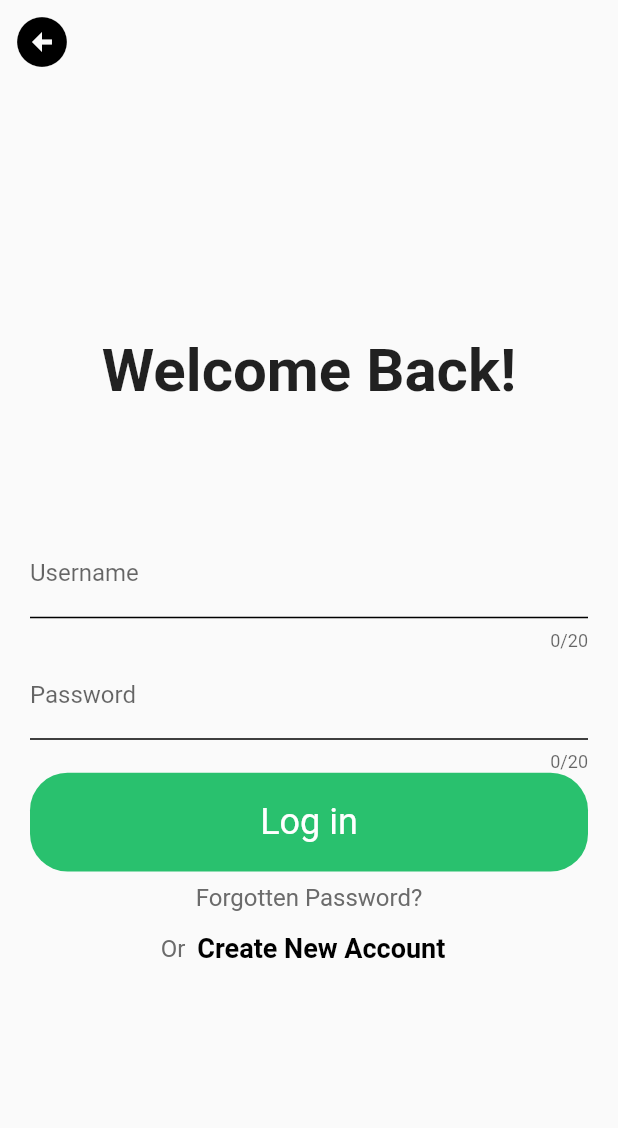
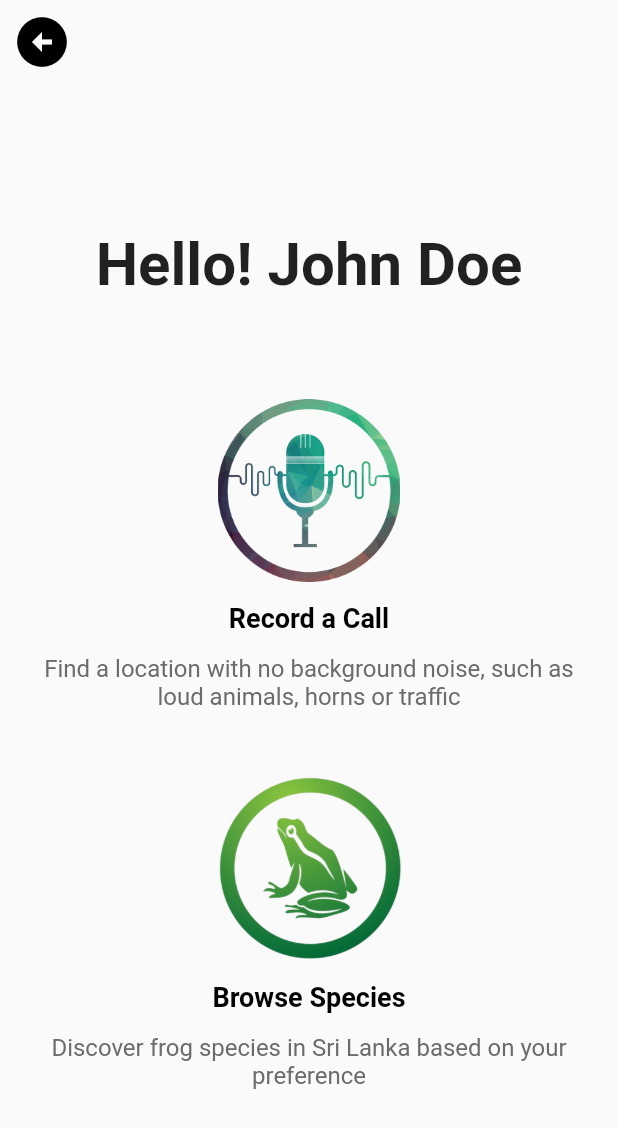
Before and after one commit to bruteForz/client_app, a Flutter app: the LoginScreenWidget screen opened directly, after a tap on "Log in", on a phone screen of 412 x 824 dp. Shown: the top 1128 px of the screen. Run offline on Flutter 3.47's test engine with Material 2 defaults, Android fonts, the phone set to English and light mode, and no system bars.

Commit message:
feat(frontend): :art: new features added
hello home screen added

```diff
--- /dev/null
+++ b/lib/views/helloHomeScreen.dart
@@ -0,0 +1,146 @@
+import 'package:client_app/Constants/fontSizes.dart';
+import 'package:client_app/views/loginScreen.dart';
+import 'package:client_app/views/signUpScreen.dart';
+import 'package:flutter/material.dart';
+import '../Constants/elementColors.dart';
+
+class HelloHomeScreen extends StatelessWidget {
+  const HelloHomeScreen({super.key});
+
+  @override
+  Widget build(BuildContext context) {
+    return HelloHomeScreenWidget();
+  }
+}
+
+class HelloHomeScreenWidget extends StatefulWidget {
+  const HelloHomeScreenWidget({super.key});
+
+  @override
+  State<HelloHomeScreenWidget> createState() => _HelloHomeScreenWidgetState();
+}
+
+class _HelloHomeScreenWidgetState extends State<HelloHomeScreenWidget> {
+  @override
+  Widget build(BuildContext context) {
+    var deviceSize = MediaQuery.of(context).size;
+    return SafeArea(
+      child: Scaffold(
+        appBar: AppBar(
+          backgroundColor: Colors.transparent,
+          shadowColor: Colors.transparent,
+          foregroundColor: Colors.black,
+          leading: IconButton(
+            onPressed: () {
+              Navigator.push(
+                context,
+                MaterialPageRoute(
+                  builder: (context) => LoginScreen(),
+                ),
+              );
+            },
+            icon: const Icon(
+              Icons.arrow_circle_left,
+              size: titleFontSize,
+            ),
+          ),
+        ),
+        body: Center(
+          child: Padding(
+            padding: const EdgeInsets.all(20.0),
+            child: SingleChildScrollView(
+              child: Column(
+                mainAxisAlignment: MainAxisAlignment.center,
+                mainAxisSize: MainAxisSize.max,
+                crossAxisAlignment: CrossAxisAlignment.center,
+                children: [
+                  const Text(
+                    'Hello! John Doe',
+                    style: TextStyle(
+                      fontSize: titleFontSize,
+                      fontWeight: FontWeight.bold,
+                    ),
+                  ),
+                  SizedBox(height: deviceSize.height * 0.08),
+                  GestureDetector(
+                    onTap: () {
+                      Navigator.push(
+                          context,
+                          MaterialPageRoute(
+                              builder: (context) => SignUpScreen()));
+                    },
+                    child: Image.asset(
+                      'assets/images/rec-icon.png',
+                      scale: 4.1,
+                    ),
+                  ),
+                  TextButton(
+                    onPressed: () {
+                      Navigator.push(
+                          context,
+                          MaterialPageRoute(
+                              builder: (context) => SignUpScreen()));
+                    },
+                    child: const Text(
+                      'Record a Call',
+                      style: TextStyle(
+                        color: mainFontColor,
+                        fontSize: textBtnFontSize,
+                        fontWeight: FontWeight.bold,
+                      ),
+                    ),
+                  ),
+                  const Text(
+                    'Find a location with no background noise, such as loud animals, horns or traffic',
+                    textAlign: TextAlign.center,
+                    style: TextStyle(
+                      color: hintFontColor,
+                      fontSize: hintTextFontSize,
+                    ),
+                  ),
+                  SizedBox(height: deviceSize.height * 0.05),
+                  GestureDetector(
+                    onTap: () {
+                      Navigator.push(
+                          context,
+                          MaterialPageRoute(
+                              builder: (context) => SignUpScreen()));
+                    },
+                    child: Image.asset(
+                      'assets/images/browse-icon.png',
+                      scale: 2.5,
+                    ),
+                  ),
+                  TextButton(
+                    onPressed: () {
+                      Navigator.push(
+                          context,
+                          MaterialPageRoute(
+                              builder: (context) => SignUpScreen()));
+                    },
+                    child: const Text(
+                      'Browse Species',
+                      style: TextStyle(
+                        color: mainFontColor,
+                        fontSize: textBtnFontSize,
+                        fontWeight: FontWeight.bold,
+                      ),
+                    ),
+                  ),
+                  const Text(
+                    'Discover frog species in Sri Lanka based on your preference',
+                    textAlign: TextAlign.center,
+                    style: TextStyle(
+                      color: hintFontColor,
+                      fontSize: hintTextFontSize,
+                    ),
+                  ),
+                ],
+              ),
+            ),
+          ),
+        ),
+      ),
+    );
+  }
+}
--- a/lib/views/loginScreen.dart
+++ b/lib/views/loginScreen.dart
@@ -1,4 +1,5 @@
 import 'package:client_app/Constants/fontSizes.dart';
+import 'package:client_app/views/helloHomeScreen.dart';
 import 'package:client_app/views/signUpScreen.dart';
 import 'package:flutter/material.dart';
 
@@ -98,10 +99,14 @@ class _LoginScreenWidgetState extends State<LoginScreenWidget> {
                     ),
                   ),
                 ),
-                GestureDetector(
-                  onTap: () {
-                    print('${unameController.text} and ${pwdController.text}');
+                TextButton(
+                  onPressed: () {
+                    Navigator.push(
+                        context,
+                        MaterialPageRoute(
+                            builder: (context) => HelloHomeScreen()));
                   },
+                  child: SizedBox(
                     child: Container(
                       width: double.infinity,
                       height: deviceSize.height * 0.08,
@@ -111,12 +116,10 @@ class _LoginScreenWidgetState extends State<LoginScreenWidget> {
                       ),
                       child: const Center(
                           child: Text(
-                        'Log in',
+                        "Log in",
                         style: TextStyle(
-                          color: backgroundColor,
-                          fontSize: btnTextFontSize,
-                        ),
-                      ),
+                            color: backgroundColor, fontSize: btnTextFontSize),
+                      )),
                     ),
                   ),
                 ),
--- a/lib/views/signUpScreen.dart
+++ b/lib/views/signUpScreen.dart
@@ -1,5 +1,5 @@
 import 'package:client_app/Constants/fontSizes.dart';
-import 'package:client_app/views/signUpScreen.dart';
+import 'package:client_app/views/loginScreen.dart';
 import 'package:flutter/material.dart';
 
 import '../Constants/elementColors.dart';
@@ -47,7 +47,12 @@ class _SignUpScreenWidgetState extends State<SignUpScreenWidget> {
         foregroundColor: Colors.black,
         leading: IconButton(
           onPressed: () {
-            Navigator.pop(context);
+            Navigator.push(
+              context,
+              MaterialPageRoute(
+                builder: (context) => LoginScreen(),
+              ),
+            );
           },
           icon: const Icon(
             Icons.arrow_circle_left,
@@ -148,9 +153,11 @@ class _SignUpScreenWidgetState extends State<SignUpScreenWidget> {
                       TextButton(
                         onPressed: () {
                           Navigator.push(
-                              context,
-                              MaterialPageRoute(
-                                  builder: (context) => SignUpScreen()));
+                            context,
+                            MaterialPageRoute(
+                              builder: (context) => LoginScreenWidget(),
+                            ),
+                          );
                         },
                         child: const Text(
                           'Login',
```
Also changed, not shown: assets/images/browse-icon.png (added), assets/images/rec-icon.png (added). Lines whose indentation alone changed are shown as unchanged.
